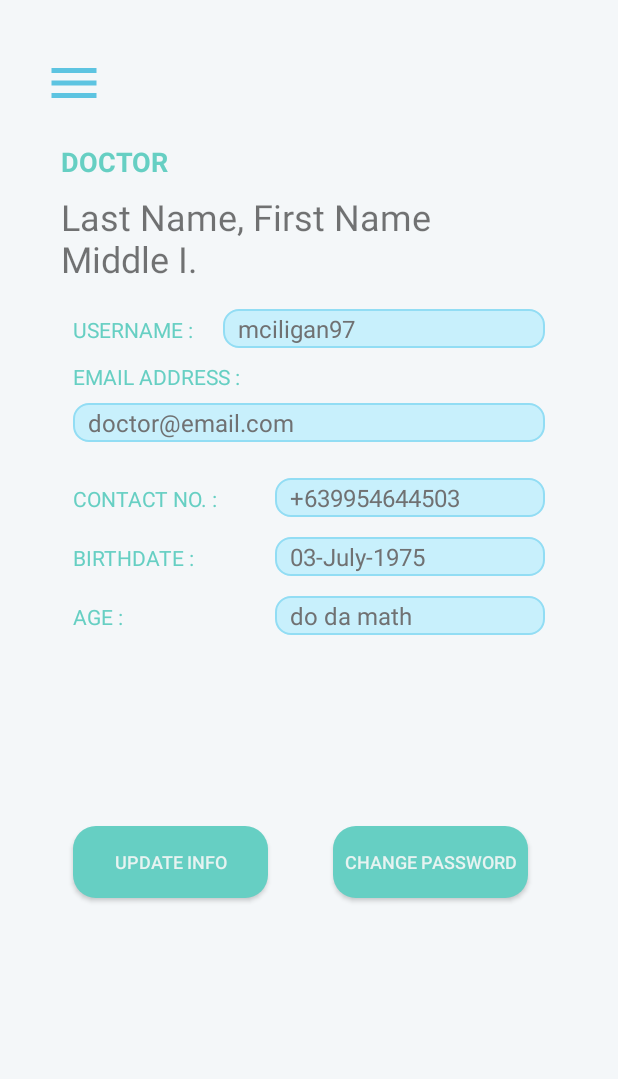
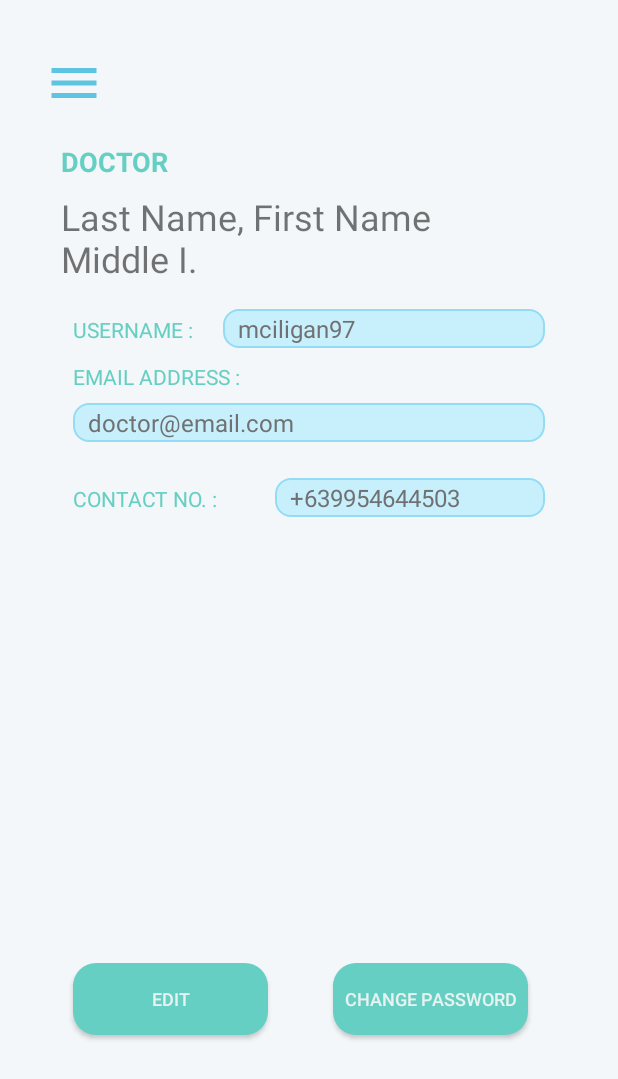
Before and after one commit to mfrostf/XHale_Git, an Android app: the DoctorSettings screen opened directly, with no data from a screen before it, on a phone screen of 412 x 824 dp. Shown: the top 1079 px of the screen. Run offline under Robolectric (Android 15) with nearby library versions, the phone set to English and light mode, and no system bars; 4 statements that could not run were skipped.

Commit message:
11/24/2018 update

```diff
--- a/app/src/main/java/com/example/teamonce/xhale/DoctorSettings.java
+++ b/app/src/main/java/com/example/teamonce/xhale/DoctorSettings.java
@@ -4,18 +4,91 @@ import android.content.Intent;
 import android.os.Bundle;
 import android.support.v7.app.AppCompatActivity;
 import android.view.View;
+import android.widget.Button;
+import android.widget.EditText;
 import android.widget.FrameLayout;
+import android.widget.TextView;
+import android.widget.Toast;
+
+import com.example.teamonce.xhale.Data.RetrofitClient;
+import com.example.teamonce.xhale.Model.DoctorAccount;
+import com.example.teamonce.xhale.Model.PatientAccount;
+
+import org.w3c.dom.Text;
+
+import retrofit2.Call;
+import retrofit2.Callback;
+import retrofit2.Response;
 
 public class DoctorSettings extends BaseDrawerActivityDoctor {
+    TextView lblFullName;
+    EditText txtUsername,txtEmail,txtContact;
+    Button cmdEdit;
+    DoctorAccount doctorAccount;
 
     @Override
     protected void onCreate(Bundle savedInstanceState){
         super.onCreate(savedInstanceState);
         getLayoutInflater().inflate(R.layout.activity_doctorsettings, frameLayout);
+
+        lblFullName = (TextView) findViewById(R.id.lblFullName);
+        txtUsername = (EditText) findViewById(R.id.txtUsername);
+        txtEmail = (EditText) findViewById(R.id.txtEmail);
+        txtContact = (EditText) findViewById(R.id.txtContact);
+        cmdEdit = (Button) findViewById(R.id.btnUpdateInfo);
+
+        setFocusable();
+        setVariables();
+    }
+
+    public void setVariables(){
+        lblFullName.setText("Dr. "+DoctorAccount.doctorAccount.getLastName()+", "+DoctorAccount.doctorAccount.getFirstName()+" "+DoctorAccount.doctorAccount.getMiddleName().charAt(0)+".");
+        txtUsername.setText(DoctorAccount.doctorAccount.getUsername());
+        txtContact.setText(DoctorAccount.doctorAccount.getContact());
+        txtEmail.setText(DoctorAccount.doctorAccount.getEmail());
+    }
+
+    public void setFocusable(){
+        txtUsername.setFocusable(false);
+        txtContact.setFocusable(false);
+        txtEmail.setFocusable(false);
     }
 
     public void cmdChangePassword(View v){
         Intent i = new Intent(DoctorSettings.this, ChangePassword.class);
         startActivity(i);
     }
+
+    public void cmdEdit(View view){
+        if(cmdEdit.getText().toString().equals("Edit")){
+            txtContact.setFocusableInTouchMode(true);
+            txtEmail.setFocusableInTouchMode(true);
+            cmdEdit.setFocusableInTouchMode(true);
+            cmdEdit.setText("Save");
+        }else {
+            doctorAccount = DoctorAccount.doctorAccount;
+            doctorAccount.setContact(txtContact.getText().toString());
+            doctorAccount.setEmail(txtEmail.getText().toString());
+            Call<Boolean> call = RetrofitClient.getInstance().getAPI().UpdateDoctor(doctorAccount);
+            call.enqueue(new Callback<Boolean>() {
+                @Override
+                public void onResponse(Call<Boolean> call, Response<Boolean> response) {
+                    if(response.body()){
+                        Toast.makeText(DoctorSettings.this, "Info Updated.", Toast.LENGTH_SHORT).show();
+                        cmdEdit.setText("Edit");
+                        DoctorAccount.doctorAccount = doctorAccount;
+                        setFocusable();
+                        setVariables();
+                    }else{
+                        Toast.makeText(DoctorSettings.this, "There was a problem with the server.", Toast.LENGTH_SHORT).show();
+                    }
+                }
+
+                @Override
+                public void onFailure(Call<Boolean> call, Throwable t) {
+
+                }
+            });
+        }
+    }
 }
--- a/app/src/main/java/com/example/teamonce/xhale/HomeDoctor.java
+++ b/app/src/main/java/com/example/teamonce/xhale/HomeDoctor.java
@@ -24,7 +24,8 @@ public class HomeDoctor extends BaseDrawerActivityDoctor {
         getLayoutInflater().inflate(R.layout.activity_homedoctor, frameLayout);
 
         txtDoctorName = (TextView) findViewById(R.id.lblDoctorName);
-        GetAccount();
+        txtDoctorName.setText("Dr. "+DoctorAccount.doctorAccount.getLastName()+", "+DoctorAccount.doctorAccount.getFirstName()+" "+DoctorAccount.doctorAccount.getMiddleName().charAt(0));
+        //GetAccount();
     }
 
     public void GetAccount(){
--- a/app/src/main/java/com/example/teamonce/xhale/HomePatient.java
+++ b/app/src/main/java/com/example/teamonce/xhale/HomePatient.java
@@ -24,7 +24,8 @@ public class HomePatient extends BaseDrawerActivity {
         getLayoutInflater().inflate(R.layout.activity_homepatient, frameLayout);
 
         txtFullName = (TextView) findViewById(R.id.lblFullName);
-        GetAccount();
+        txtFullName.setText(PatientAccount.patientAccount.getLastName()+", "+PatientAccount.patientAccount.getFirstName()+" "+PatientAccount.patientAccount.getMiddleName().charAt(0)+".");
+        //GetAccount();
     }
 
     public void GetAccount(){
--- a/app/src/main/res/layout/activity_doctorsettings.xml
+++ b/app/src/main/res/layout/activity_doctorsettings.xml
@@ -56,7 +56,6 @@
         android:layout_height="wrap_content"
         android:layout_marginStart="32dp"
         android:layout_marginLeft="32dp"
-        android:layout_marginTop="35dp"
         android:layout_marginEnd="8dp"
         android:layout_marginRight="8dp"
         android:layout_marginBottom="16dp"
@@ -67,8 +66,7 @@
         android:textSize="12sp"
         app:layout_constraintBottom_toTopOf="@+id/guideline11"
         app:layout_constraintEnd_toStartOf="@+id/guideline10"
-        app:layout_constraintStart_toEndOf="@+id/btnUpdateInfo"
-        app:layout_constraintTop_toBottomOf="@+id/txtAge" />
+        app:layout_constraintStart_toEndOf="@+id/btnUpdateInfo" />
 
     <Button
         android:id="@+id/btnUpdateInfo"
@@ -76,15 +74,14 @@
         android:layout_height="wrap_content"
         android:layout_marginStart="8dp"
         android:layout_marginLeft="8dp"
-        android:layout_marginTop="35dp"
         android:layout_marginBottom="16dp"
         android:background="@drawable/greenbtn"
-        android:text="Update Info"
+        android:onClick="cmdEdit"
+        android:text="Edit"
         android:textColor="@color/lightGrey"
         android:textSize="12sp"
         app:layout_constraintBottom_toTopOf="@+id/guideline11"
-        app:layout_constraintStart_toStartOf="@+id/guideline8"
-        app:layout_constraintTop_toBottomOf="@+id/txtAge" />
+        app:layout_constraintStart_toStartOf="@+id/guideline8" />
 
     <TextView
         android:id="@+id/dor"
@@ -103,34 +100,6 @@
         app:layout_constraintHorizontal_bias="0.0"
         app:layout_constraintStart_toStartOf="@+id/guideline8"
         app:layout_constraintTop_toBottomOf="@+id/username" />
-
-    <TextView
-        android:id="@+id/age"
-        android:layout_width="wrap_content"
-        android:layout_height="wrap_content"
-        android:layout_marginStart="8dp"
-        android:layout_marginLeft="8dp"
-        android:layout_marginTop="20dp"
-        android:text="Age :"
-        android:textAllCaps="true"
-        android:textColor="@color/blueGreen"
-        android:textSize="14sp"
-        app:layout_constraintStart_toStartOf="@+id/guideline8"
-        app:layout_constraintTop_toBottomOf="@+id/birthdate" />
-
-    <TextView
-        android:id="@+id/birthdate"
-        android:layout_width="wrap_content"
-        android:layout_height="wrap_content"
-        android:layout_marginStart="8dp"
-        android:layout_marginLeft="8dp"
-        android:layout_marginTop="20dp"
-        android:text="Birthdate :"
-        android:textAllCaps="true"
-        android:textColor="@color/blueGreen"
-        android:textSize="14sp"
-        app:layout_constraintStart_toStartOf="@+id/guideline8"
-        app:layout_constraintTop_toBottomOf="@+id/contactno" />
 
     <TextView
         android:id="@+id/contactno"
@@ -216,46 +185,6 @@
         app:layout_constraintTop_toBottomOf="@+id/lblFullName" />
 
     <EditText
-        android:id="@+id/txtAge"
-        android:layout_width="180dp"
-        android:layout_height="26dp"
-        android:layout_marginTop="13dp"
-        android:layout_marginEnd="8dp"
-        android:layout_marginRight="8dp"
-        android:background="@drawable/transparentboxw"
-        android:ems="10"
-        android:inputType="textPersonName"
-        android:paddingLeft="10dp"
-        android:paddingTop="2dp"
-        android:paddingRight="10dp"
-        android:paddingBottom="2dp"
-        android:text="do da math"
-        android:textColor="@color/darkGrey"
-        android:textSize="16sp"
-        app:layout_constraintEnd_toStartOf="@+id/guideline10"
-        app:layout_constraintTop_toBottomOf="@+id/txtBday" />
-
-    <EditText
-        android:id="@+id/txtBday"
-        android:layout_width="180dp"
-        android:layout_height="26dp"
-        android:layout_marginTop="13dp"
-        android:layout_marginEnd="8dp"
-        android:layout_marginRight="8dp"
-        android:background="@drawable/transparentboxw"
-        android:ems="10"
-        android:inputType="textPersonName"
-        android:paddingLeft="10dp"
-        android:paddingTop="2dp"
-        android:paddingRight="10dp"
-        android:paddingBottom="2dp"
-        android:text="03-July-1975"
-        android:textColor="@color/darkGrey"
-        android:textSize="16sp"
-        app:layout_constraintEnd_toStartOf="@+id/guideline10"
-        app:layout_constraintTop_toBottomOf="@+id/txtContact" />
-
-    <EditText
         android:id="@+id/txtContact"
         android:layout_width="180dp"
         android:layout_height="26dp"
```
Also changed, not shown: app/src/main/java/com/example/teamonce/xhale/AcctSettings.java (+40 -8 lines), app/src/main/java/com/example/teamonce/xhale/Computation.java (added, +74 -0 lines), app/src/main/java/com/example/teamonce/xhale/Login.java (+5 -5 lines).
